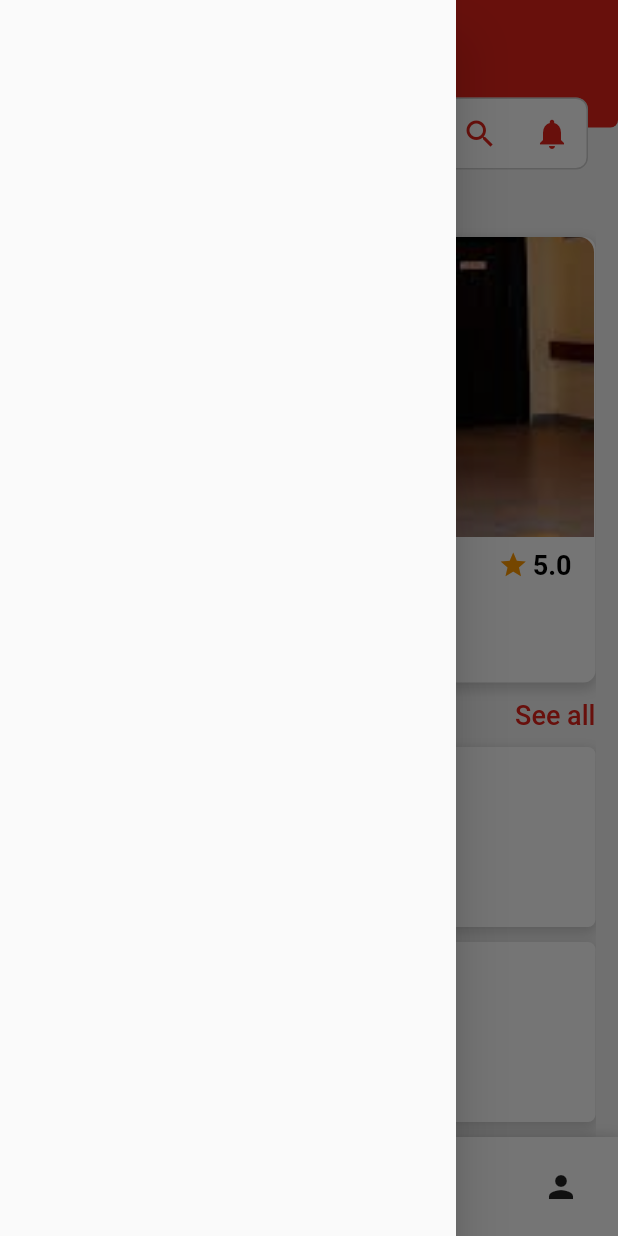
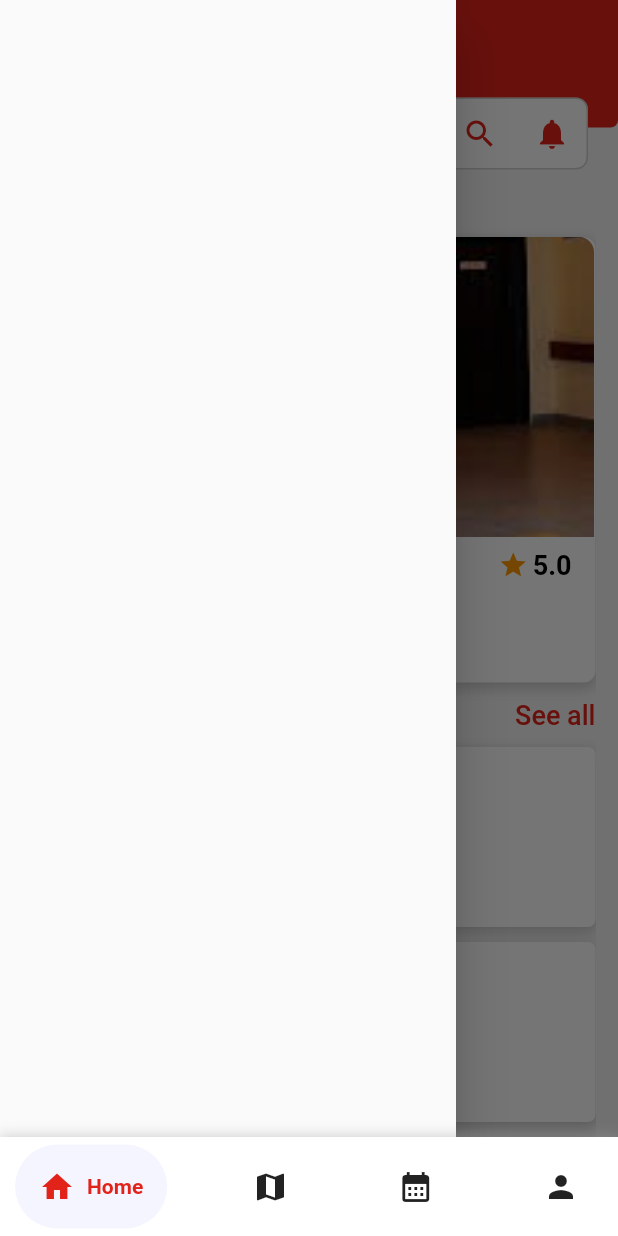
Before and after one commit to Brenda-mwaura/Tabibu-Health-Care-App, a Flutter app: the screen it shows after launch, with the side drawer open, on a phone screen of 412 x 824 dp. Run offline on Flutter 3.47's test engine with Material 2 defaults, Android fonts, the phone set to English and light mode, and no system bars; drawn by our look-alikes of flutter_rating_bar, google_nav_bar.

Commit message:
:truck: home screen

```diff
--- a/lib/configs/routes.dart
+++ b/lib/configs/routes.dart
@@ -1,10 +1,17 @@
 import 'package:flutter/material.dart';
+import 'package:tabibu/views/appointment/appointment_screen.dart';
+import 'package:tabibu/views/auths/profile_screen.dart';
 import 'package:tabibu/views/clinics/clinics_screen.dart';
+import 'package:tabibu/views/clinics/map_screen.dart';
+import 'package:tabibu/views/home/home_base_screen.dart';
 import 'package:tabibu/views/home/home_screen.dart';
 
 class RouteGenerator {
   static const String homePage = '/';
   static const String clinicPage = "clinics/";
+  static const String profilePage = "profile/";
+  static const String appointmentPage = "/appointment";
+  static const String mapPage = "/map";
 
   RouteGenerator._() {}
 
@@ -12,11 +19,23 @@ class RouteGenerator {
     switch (settings.name) {
       case homePage:
         return MaterialPageRoute(
-          builder: (_) => HomeScreen(),
+          builder: (_) => HomeBaseScreen(),
         );
       case clinicPage:
         return MaterialPageRoute(
           builder: (_) => ClinicScreen(),
+        );
+      case profilePage:
+        return MaterialPageRoute(
+          builder: (_) => ProfileScreen(),
+        );
+      case appointmentPage:
+        return MaterialPageRoute(
+          builder: (_) => AppointmentScreen(),
+        );
+      case mapPage:
+        return MaterialPageRoute(
+          builder: (_) => MapScreen(),
         );
       default:
         return MaterialPageRoute(
--- /dev/null
+++ b/lib/views/home/home_base_screen.dart
@@ -0,0 +1,84 @@
+import 'package:flutter/material.dart';
+import 'package:google_nav_bar/google_nav_bar.dart';
+import 'package:tabibu/configs/styles.dart';
+import 'package:tabibu/views/appointment/appointment_screen.dart';
+import 'package:tabibu/views/auths/profile_screen.dart';
+import 'package:tabibu/views/clinics/clinics_screen.dart';
+import 'package:tabibu/views/clinics/map_screen.dart';
+import 'package:tabibu/views/home/home_screen.dart';
+
+class HomeBaseScreen extends StatefulWidget {
+  HomeBaseScreen({Key? key}) : super(key: key);
+
+  @override
+  State<HomeBaseScreen> createState() => _HomeBaseScreenState();
+}
+
+class _HomeBaseScreenState extends State<HomeBaseScreen> {
+  final GlobalKey<ScaffoldState> _scaffoldState = GlobalKey<ScaffoldState>();
+  int _currentIndex = 0;
+  final List<Widget> _screens = [
+    HomeScreen(),
+    MapScreen(),
+    AppointmentScreen(),
+    ProfileScreen(),
+  ];
+  @override
+  Widget build(BuildContext context) {
+    return Scaffold(
+      key: _scaffoldState,
+      body: _screens[_currentIndex],
+      bottomNavigationBar: Container(
+        //container shadow at top
+        decoration: BoxDecoration(
+          color: Colors.white,
+          boxShadow: [
+            BoxShadow(
+              color: Colors.grey.withOpacity(0.5),
+              spreadRadius: 1,
+              blurRadius: 7,
+              offset: const Offset(0, 0), // changes position of shadow
+            ),
+          ],
+        ),
+
+        child: Padding(
+          padding: const EdgeInsets.symmetric(vertical: 5, horizontal: 10),
+          child: GNav(
+            onTabChange: (index) {
+              print(index);
+              setState(() {
+                _currentIndex = index;
+              });
+            },
+            backgroundColor: Colors.white,
+            iconSize: 24,
+            color: Colors.black87,
+            activeColor: Styles.primaryColor,
+            tabBackgroundColor: const Color.fromARGB(255, 245, 245, 255),
+            padding: const EdgeInsets.all(16),
+            gap: 8,
+            tabs: const [
+              GButton(
+                icon: Icons.home,
+                text: 'Home',
+              ),
+              GButton(
+                icon: Icons.map,
+                text: 'Clinics',
+              ),
+              GButton(
+                icon: Icons.calendar_month,
+                text: 'Schedule',
+              ),
+              GButton(
+                icon: Icons.person,
+                text: 'Profile',
+              ),
+            ],
+          ),
+        ),
+      ),
+    );
+  }
+}
--- a/lib/views/home/home_screen.dart
+++ b/lib/views/home/home_screen.dart
@@ -199,54 +199,6 @@ class _HomeScreenState extends State<HomeScreen> {
           ),
         ),
       ),
-      bottomNavigationBar: Container(
-        //container shadow at top
-        decoration: BoxDecoration(
-          color: Colors.white,
-          boxShadow: [
-            BoxShadow(
-              color: Colors.grey.withOpacity(0.5),
-              spreadRadius: 1,
-              blurRadius: 7,
-              offset: const Offset(0, 0), // changes position of shadow
-            ),
-          ],
-        ),
-
-        child: Padding(
-          padding: const EdgeInsets.symmetric(vertical: 5, horizontal: 10),
-          child: GNav(
-            onTabChange: (index) {
-              print(index);
-            },
-            backgroundColor: Colors.white,
-            iconSize: 24,
-            color: Colors.black87,
-            activeColor: Styles.primaryColor,
-            tabBackgroundColor: const Color.fromARGB(255, 245, 245, 255),
-            padding: const EdgeInsets.all(16),
-            gap: 8,
-            tabs: const [
-              GButton(
-                icon: Icons.home,
-                text: 'Home',
-              ),
-              GButton(
-                icon: Icons.map,
-                text: 'Clinics',
-              ),
-              GButton(
-                icon: Icons.calendar_month,
-                text: 'Schedule',
-              ),
-              GButton(
-                icon: Icons.person,
-                text: 'Profile',
-              ),
-            ],
-          ),
-        ),
-      ),
     );
   }
 }
```
Also changed, not shown: lib/views/appointment/appointment_screen.dart (added, +17 -0 lines), lib/views/auths/profile_screen.dart (added, +17 -0 lines), lib/views/clinics/map_screen.dart (added, +19 -0 lines).
